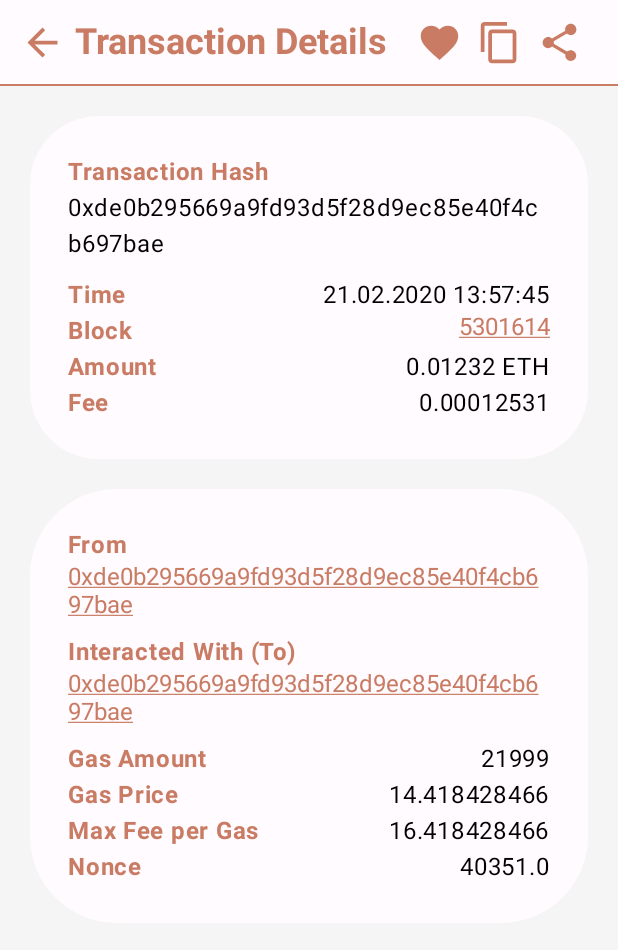
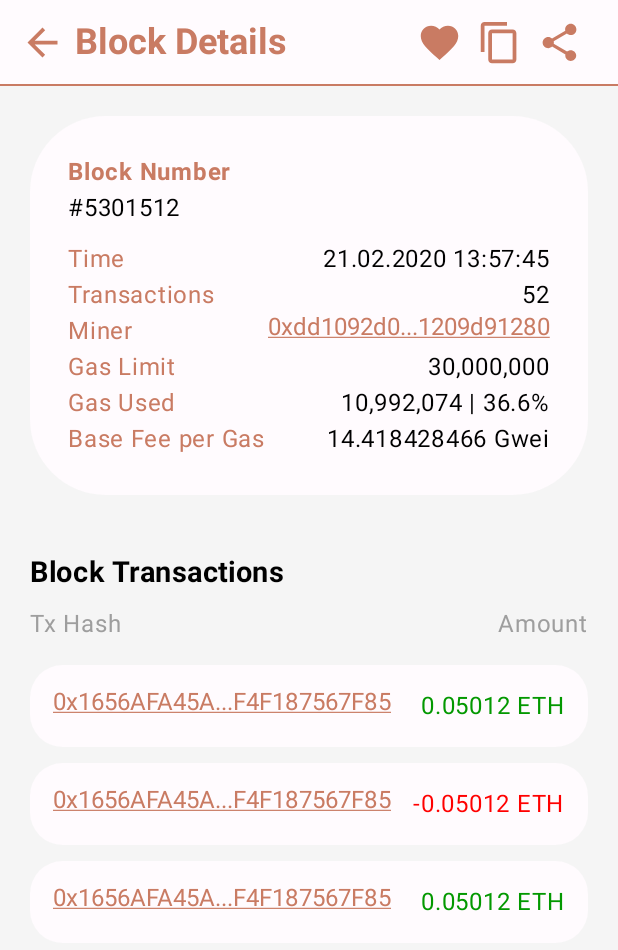
Before and after one commit to etasdemir/eth-inspector, an Android app built with Jetpack Compose: the screen it shows after launch (MainActivity), on a phone screen of 412 x 824 dp. Shown: the top 950 px of the screen. Run offline under Robolectric (Android 15) with nearby library versions, the phone set to English and light mode, and no system bars; our stand-ins replace Dagger/Hilt's generated code, Timber.

Commit message:
block detail screen added

```diff
--- a/app/src/main/java/com/etasdemir/ethinspector/MainActivity.kt
+++ b/app/src/main/java/com/etasdemir/ethinspector/MainActivity.kt
@@ -7,8 +7,8 @@ import androidx.compose.foundation.layout.fillMaxSize
 import androidx.compose.material3.MaterialTheme
 import androidx.compose.material3.Surface
 import androidx.compose.ui.Modifier
+import com.etasdemir.ethinspector.ui.block.BlockDetailScreen
 import com.etasdemir.ethinspector.ui.theme.EthInspectorTheme
-import com.etasdemir.ethinspector.ui.transaction.TransactionDetailScreen
 import dagger.hilt.android.AndroidEntryPoint
 
 @AndroidEntryPoint
@@ -27,7 +27,8 @@ class MainActivity : ComponentActivity() {
 //                    WalletScreen()
 //                    AccountScreen()
 //                    SavedItemScreen(type = SavedItemScreen.TRANSACTION)
-                    TransactionDetailScreen()
+//                    TransactionDetailScreen()
+                    BlockDetailScreen()
                 }
             }
         }
--- a/app/src/main/java/com/etasdemir/ethinspector/ui/account/AccountScreen.kt
+++ b/app/src/main/java/com/etasdemir/ethinspector/ui/account/AccountScreen.kt
@@ -11,6 +11,8 @@ import androidx.compose.ui.res.stringResource
 import androidx.compose.ui.tooling.preview.Preview
 import androidx.compose.ui.unit.dp
 import com.etasdemir.ethinspector.R
+import com.etasdemir.ethinspector.ui.account.component.AccountSettingsItem
+import com.etasdemir.ethinspector.ui.account.component.AccountSettingsItemState
 import com.etasdemir.ethinspector.ui.components.*
 
 enum class AccountItem {
--- a/app/src/main/java/com/etasdemir/ethinspector/ui/account/AccountSettingsItem.kt
+++ b/app/src/main/java/com/etasdemir/ethinspector/ui/account/component/AccountSettingsItem.kt
@@ -1,4 +1,4 @@
-package com.etasdemir.ethinspector.ui.account
+package com.etasdemir.ethinspector.ui.account.component
 
 import androidx.compose.foundation.clickable
 import androidx.compose.foundation.layout.*
--- a/app/src/main/java/com/etasdemir/ethinspector/ui/account/SavedTransactionItem.kt
+++ b/app/src/main/java/com/etasdemir/ethinspector/ui/account/component/SavedBlockItem.kt
@@ -1,4 +1,4 @@
-package com.etasdemir.ethinspector.ui.account
+package com.etasdemir.ethinspector.ui.account.component
 
 import androidx.compose.foundation.clickable
 import androidx.compose.foundation.layout.*
@@ -7,42 +7,27 @@ import androidx.compose.runtime.Composable
 import androidx.compose.runtime.remember
 import androidx.compose.ui.Alignment
 import androidx.compose.ui.Modifier
-import androidx.compose.ui.graphics.Color
 import androidx.compose.ui.res.stringResource
 import androidx.compose.ui.tooling.preview.Preview
 import androidx.compose.ui.unit.dp
 import androidx.compose.ui.unit.sp
 import com.etasdemir.ethinspector.R
 import com.etasdemir.ethinspector.ui.components.FeintText
-import com.etasdemir.ethinspector.ui.theme.Negative
-import com.etasdemir.ethinspector.ui.theme.Positive
 import com.etasdemir.ethinspector.utils.clip
-import com.etasdemir.ethinspector.utils.format
 
-data class SavedTransactionState(
-    val transactionHash: String,
-    val amount: Double,
-    val block: String,
+data class SavedBlockState(
+    val blockNumber: String,
+    val transactionCount: Int,
+    val minerAddress: String,
     val date: String,
     val time: String,
     val onItemClick: () -> Unit
 )
 
 @Composable
-fun SavedTransactionItem(state: SavedTransactionState) {
-    val clippedTxHash = remember {
-        state.transactionHash.clip(10)
-    }
-
-    val formattedNumber = remember { state.amount.format(5) }
-    val amountTextColor: Color?
-    val amountText: String?
-    if (state.amount >= 0) {
-        amountText = "+ $formattedNumber"
-        amountTextColor = Positive
-    } else {
-        amountText = "- $formattedNumber"
-        amountTextColor = Negative
+fun SavedBlockItem(state: SavedBlockState) {
+    val clippedMinerAdr = remember {
+        state.minerAddress.clip(6)
     }
 
     Column(modifier = Modifier
@@ -57,17 +42,15 @@ fun SavedTransactionItem(state: SavedTransactionState) {
             horizontalArrangement = Arrangement.SpaceBetween
         ) {
             Text(
-                text = clippedTxHash,
+                text = "#${state.blockNumber}",
                 color = MaterialTheme.colorScheme.tertiary,
-                fontSize = 18.sp
+                fontSize = 16.sp
             )
-            Text(
+            FeintText(
                 text = stringResource(
-                    id = R.string.eth_with_amount,
-                    amountText
-                ),
-                color = amountTextColor,
-                fontSize = 16.sp
+                    id = R.string.account_settings_tx_count,
+                    state.transactionCount
+                )
             )
         }
         Row(
@@ -78,11 +61,7 @@ fun SavedTransactionItem(state: SavedTransactionState) {
             verticalAlignment = Alignment.CenterVertically,
             horizontalArrangement = Arrangement.SpaceBetween
         ) {
-            Text(
-                text = stringResource(id = R.string.account_settings_block, state.block),
-                color = MaterialTheme.colorScheme.onBackground,
-                fontSize = 16.sp
-            )
+            FeintText(text = stringResource(id = R.string.account_settings_miner, clippedMinerAdr))
             Row(
                 verticalAlignment = Alignment.CenterVertically,
                 horizontalArrangement = Arrangement.spacedBy(10.dp)
@@ -99,15 +78,15 @@ fun SavedTransactionItem(state: SavedTransactionState) {
     }
 }
 
+@Preview
 @Composable
-@Preview
-fun SavedTransactionItemPreview() {
-    val state = SavedTransactionState(
+fun SavedBlockItemPreview() {
+    val state = SavedBlockState(
+        "2165403",
+        341,
         "0xde0b295669a9fd93d5f28d9ec85e40f4cb697bae",
-        0.03253677751,
-        "2165403",
         "2 Jan, 2018",
         "12:54:11"
     ) {}
-    SavedTransactionItem(state)
+    SavedBlockItem(state)
 }
--- a/app/src/main/java/com/etasdemir/ethinspector/ui/account/SavedBlockItem.kt
+++ b/app/src/main/java/com/etasdemir/ethinspector/ui/account/component/SavedTransactionItem.kt
@@ -1,4 +1,4 @@
-package com.etasdemir.ethinspector.ui.account
+package com.etasdemir.ethinspector.ui.account.component
 
 import androidx.compose.foundation.clickable
 import androidx.compose.foundation.layout.*
@@ -7,27 +7,42 @@ import androidx.compose.runtime.Composable
 import androidx.compose.runtime.remember
 import androidx.compose.ui.Alignment
 import androidx.compose.ui.Modifier
+import androidx.compose.ui.graphics.Color
 import androidx.compose.ui.res.stringResource
 import androidx.compose.ui.tooling.preview.Preview
 import androidx.compose.ui.unit.dp
 import androidx.compose.ui.unit.sp
 import com.etasdemir.ethinspector.R
 import com.etasdemir.ethinspector.ui.components.FeintText
+import com.etasdemir.ethinspector.ui.theme.Negative
+import com.etasdemir.ethinspector.ui.theme.Positive
 import com.etasdemir.ethinspector.utils.clip
+import com.etasdemir.ethinspector.utils.format
 
-data class SavedBlockState(
-    val blockNumber: String,
-    val transactionCount: Int,
-    val minerAddress: String,
+data class SavedTransactionState(
+    val transactionHash: String,
+    val amount: Double,
+    val block: String,
     val date: String,
     val time: String,
     val onItemClick: () -> Unit
 )
 
 @Composable
-fun SavedBlockItem(state: SavedBlockState) {
-    val clippedMinerAdr = remember {
-        state.minerAddress.clip(6)
+fun SavedTransactionItem(state: SavedTransactionState) {
+    val clippedTxHash = remember {
+        state.transactionHash.clip(10)
+    }
+
+    val formattedNumber = remember { state.amount.format(5) }
+    val amountTextColor: Color?
+    val amountText: String?
+    if (state.amount >= 0) {
+        amountText = "+ $formattedNumber"
+        amountTextColor = Positive
+    } else {
+        amountText = "- $formattedNumber"
+        amountTextColor = Negative
     }
 
     Column(modifier = Modifier
@@ -42,15 +57,17 @@ fun SavedBlockItem(state: SavedBlockState) {
             horizontalArrangement = Arrangement.SpaceBetween
         ) {
             Text(
-                text = "#${state.blockNumber}",
+                text = clippedTxHash,
                 color = MaterialTheme.colorScheme.tertiary,
+                fontSize = 18.sp
+            )
+            Text(
+                text = stringResource(
+                    id = R.string.eth_with_amount,
+                    amountText
+                ),
+                color = amountTextColor,
                 fontSize = 16.sp
-            )
-            FeintText(
-                text = stringResource(
-                    id = R.string.account_settings_tx_count,
-                    state.transactionCount
-                )
             )
         }
         Row(
@@ -61,7 +78,11 @@ fun SavedBlockItem(state: SavedBlockState) {
             verticalAlignment = Alignment.CenterVertically,
             horizontalArrangement = Arrangement.SpaceBetween
         ) {
-            FeintText(text = stringResource(id = R.string.account_settings_miner, clippedMinerAdr))
+            Text(
+                text = stringResource(id = R.string.account_settings_block, state.block),
+                color = MaterialTheme.colorScheme.onBackground,
+                fontSize = 16.sp
+            )
             Row(
                 verticalAlignment = Alignment.CenterVertically,
                 horizontalArrangement = Arrangement.spacedBy(10.dp)
@@ -78,15 +99,15 @@ fun SavedBlockItem(state: SavedBlockState) {
     }
 }
 
+@Composable
 @Preview
-@Composable
-fun SavedBlockItemPreview() {
-    val state = SavedBlockState(
+fun SavedTransactionItemPreview() {
+    val state = SavedTransactionState(
+        "0xde0b295669a9fd93d5f28d9ec85e40f4cb697bae",
+        0.03253677751,
         "2165403",
-        341,
-        "0xde0b295669a9fd93d5f28d9ec85e40f4cb697bae",
         "2 Jan, 2018",
         "12:54:11"
     ) {}
-    SavedBlockItem(state)
+    SavedTransactionItem(state)
 }
--- /dev/null
+++ b/app/src/main/java/com/etasdemir/ethinspector/ui/block/BlockDetailScreen.kt
@@ -0,0 +1,104 @@
+package com.etasdemir.ethinspector.ui.block
+
+import androidx.compose.foundation.*
+import androidx.compose.foundation.layout.*
+import androidx.compose.foundation.lazy.LazyColumn
+import androidx.compose.foundation.lazy.items
+import androidx.compose.material3.*
+import androidx.compose.runtime.Composable
+import androidx.compose.runtime.remember
+import androidx.compose.ui.Modifier
+import androidx.compose.ui.res.stringResource
+import androidx.compose.ui.text.font.FontWeight
+import androidx.compose.ui.tooling.preview.Preview
+import androidx.compose.ui.unit.dp
+import androidx.compose.ui.unit.sp
+import com.etasdemir.ethinspector.R
+import com.etasdemir.ethinspector.ui.block.components.*
+import com.etasdemir.ethinspector.ui.components.DetailTopBar
+import com.etasdemir.ethinspector.ui.components.DetailTopBarState
+import com.etasdemir.ethinspector.ui.theme.Feint
+
+@OptIn(ExperimentalMaterial3Api::class)
+@Composable
+@Preview
+fun BlockDetailScreen() {
+    val topBarTitle = stringResource(id = R.string.block_details)
+
+    // TODO Static data
+    val topBarState = remember {
+        DetailTopBarState(
+            topBarTitle,
+            true,
+            {},
+            "block number"
+        )
+    }
+    val infoState = BlockInfoCardState(
+        "5301512",
+        "21.02.2020 13:57:45",
+        52,
+        "0xdd1092d0921d8120909xe812091209d91280",
+        "30,000,000",
+        "10,992,074 | 36.6%",
+        "14.418428466"
+    )
+    val blockTransactions = listOf(
+        BlockTransactionItemState(
+            "0x1656AFA45AF5765F76F4F187567F85",
+            "0.05012035123"
+        ) {},
+        BlockTransactionItemState(
+            "0x1656AFA45AF5765F76F4F187567F85",
+            "-0.05012035123"
+        ) {},
+        BlockTransactionItemState(
+            "0x1656AFA45AF5765F76F4F187567F85",
+            "0.05012035123"
+        ) {}
+    )
+
+    Scaffold(topBar = { DetailTopBar(state = topBarState) }) {
+        LazyColumn(
+            modifier = Modifier
+                .padding(it)
+                .fillMaxSize()
+                .background(MaterialTheme.colorScheme.surface)
+                .padding(20.dp)
+        ) {
+            item(3) {
+                BlockInfoCard(infoState)
+                Text(
+                    modifier = Modifier.padding(top = 40.dp),
+                    text = stringResource(id = R.string.block_transactions),
+                    fontWeight = FontWeight.Bold,
+                    fontSize = 19.sp,
+                    color = MaterialTheme.colorScheme.onBackground
+                )
+                Row(
+                    modifier = Modifier
+                        .fillMaxWidth()
+                        .padding(vertical = 10.dp),
+                    horizontalArrangement = Arrangement.SpaceBetween
+                ) {
+                    Text(
+                        text = stringResource(id = R.string.tx_hash),
+                        fontSize = 16.sp,
+                        color = Feint
+                    )
+                    Text(
+                        text = stringResource(id = R.string.amount),
+                        fontSize = 16.sp,
+                        color = Feint
+                    )
+                }
+            }
+            items(blockTransactions) { transaction ->
+                BlockTransactionItem(
+                    modifier = Modifier.padding(vertical = 5.dp),
+                    state = transaction
+                )
+            }
+        }
+    }
+}
--- /dev/null
+++ b/app/src/main/java/com/etasdemir/ethinspector/ui/block/components/BlockInfoCard.kt
@@ -0,0 +1,83 @@
+package com.etasdemir.ethinspector.ui.block.components
+
+import androidx.compose.foundation.background
+import androidx.compose.foundation.layout.*
+import androidx.compose.foundation.shape.RoundedCornerShape
+import androidx.compose.material3.MaterialTheme
+import androidx.compose.runtime.Composable
+import androidx.compose.runtime.remember
+import androidx.compose.ui.Modifier
+import androidx.compose.ui.draw.clip
+import androidx.compose.ui.res.stringResource
+import androidx.compose.ui.tooling.preview.Preview
+import androidx.compose.ui.unit.dp
+import com.etasdemir.ethinspector.R
+import com.etasdemir.ethinspector.ui.components.*
+import com.etasdemir.ethinspector.utils.clip
+import timber.log.Timber
+
+data class BlockInfoCardState(
+    val blockNumber: String,
+    val time: String,
+    val transactionCount: Int,
+    val miner: String,
+    val gasLimit: String,
+    val gasUsed: String,
+    val baseFeePerGas: String,
+)
+
+@Composable
+fun BlockInfoCard(state: BlockInfoCardState) {
+    val onMinerAddressClick = remember {
+        { _: String ->
+            Timber.e("navigate to address screen with: ${state.miner}")
+        }
+    }
+
+    Column(
+        modifier = Modifier
+            .fillMaxWidth()
+            .clip(RoundedCornerShape(20))
+            .background(MaterialTheme.colorScheme.background)
+            .padding(25.dp)
+    ) {
+        CardColumnItem(
+            title = stringResource(id = R.string.block_number),
+            body = "#${state.blockNumber}"
+        )
+        CardRowItem(field = stringResource(id = R.string.time), value = state.time)
+        CardRowItem(
+            field = stringResource(id = R.string.transactions),
+            value = state.transactionCount.toString()
+        )
+        CardRowItem(
+            field = stringResource(id = R.string.miner),
+            rightContent = {
+                UnderlinedButton(
+                    text = state.miner.clip(10),
+                    onClick = onMinerAddressClick
+                )
+            })
+        CardRowItem(field = stringResource(id = R.string.gas_limit), value = state.gasLimit)
+        CardRowItem(field = stringResource(id = R.string.gas_used), value = state.gasUsed)
+        CardRowItem(
+            field = stringResource(id = R.string.base_fee_per_gas),
+            value = stringResource(id = R.string.gwei_with_amount, state.baseFeePerGas)
+        )
+    }
+}
+
+@Composable
+@Preview
+fun BlockInfoCardPreview() {
+    val state = BlockInfoCardState(
+        "5301512",
+        "21.02.2020 13:57:45",
+        52,
+        "0xdd1092d0921d8120909xe812091209d91280",
+        "30,000,000",
+        "10,992,074 | 36.6%",
+        "14.418428466"
+    )
+    BlockInfoCard(state)
+}
--- /dev/null
+++ b/app/src/main/java/com/etasdemir/ethinspector/ui/block/components/BlockTransactionItem.kt
@@ -0,0 +1,63 @@
+package com.etasdemir.ethinspector.ui.block.components
+
+import androidx.compose.foundation.background
+import androidx.compose.foundation.clickable
+import androidx.compose.foundation.layout.*
+import androidx.compose.foundation.shape.RoundedCornerShape
+import androidx.compose.material3.MaterialTheme
+import androidx.compose.material3.Text
+import androidx.compose.runtime.Composable
+import androidx.compose.ui.Modifier
+import androidx.compose.ui.draw.clip
+import androidx.compose.ui.res.stringResource
+import androidx.compose.ui.text.TextStyle
+import androidx.compose.ui.text.style.TextDecoration
+import androidx.compose.ui.tooling.preview.Preview
+import androidx.compose.ui.unit.dp
+import androidx.compose.ui.unit.sp
+import com.etasdemir.ethinspector.R
+import com.etasdemir.ethinspector.utils.*
+
+data class BlockTransactionItemState(
+    val address: String,
+    val amount: String,
+    val onClick: (String) -> Unit
+)
+
+@Composable
+fun BlockTransactionItem(modifier: Modifier = Modifier, state: BlockTransactionItemState) {
+    val amount = state.amount.format(digits = 5)
+
+    Row(
+        modifier = modifier
+            .fillMaxWidth()
+            .clip(RoundedCornerShape(40))
+            .background(MaterialTheme.colorScheme.background)
+            .clickable { state.onClick(state.address) }
+            .padding(15.dp),
+        horizontalArrangement = Arrangement.SpaceBetween
+    ) {
+        Text(
+            text = state.address.clip(12),
+            color = MaterialTheme.colorScheme.tertiary,
+            style = TextStyle(
+                textDecoration = TextDecoration.Underline
+            ),
+            fontSize = 16.sp
+        )
+        Text(
+            text = stringResource(id = R.string.eth_with_amount, amount),
+            color = amountColor(amount.toDouble())
+        )
+    }
+}
+
+@Composable
+@Preview
+fun BlockTransactionItemPreview() {
+    val state = BlockTransactionItemState(
+        "0x1656AFA45AF5765F76F4F187567F85",
+        "0.05012035123"
+    ) {}
+    BlockTransactionItem(state = state)
+}
--- a/app/src/main/java/com/etasdemir/ethinspector/ui/wallet/SavedItemScreen.kt
+++ b/app/src/main/java/com/etasdemir/ethinspector/ui/wallet/SavedItemScreen.kt
@@ -13,6 +13,7 @@ import androidx.compose.ui.unit.dp
 import androidx.compose.ui.unit.sp
 import com.etasdemir.ethinspector.R
 import com.etasdemir.ethinspector.ui.account.*
+import com.etasdemir.ethinspector.ui.account.component.*
 import com.etasdemir.ethinspector.ui.components.BackButton
 import com.etasdemir.ethinspector.ui.components.SimpleTopBar
 import com.etasdemir.ethinspector.ui.theme.Feint
--- a/app/src/main/java/com/etasdemir/ethinspector/utils/Utils.kt
+++ b/app/src/main/java/com/etasdemir/ethinspector/utils/Utils.kt
@@ -1,5 +1,7 @@
 package com.etasdemir.ethinspector.utils
 
+import com.etasdemir.ethinspector.ui.theme.Negative
+import com.etasdemir.ethinspector.ui.theme.Positive
 import java.text.DecimalFormat
 
 fun Double.format(digits: Int): Double {
@@ -11,6 +13,22 @@ fun Double.format(digits: Int): Double {
     return df.format(this).toDouble()
 }
 
+fun String.format(digits: Int): String {
+    val delimiter = "."
+    val parts = this.split(delimiter)
+    val lastPart = parts.last().toCharArray()
+    val formattedString = StringBuilder("")
+    for (i in 0 until parts.size - 1) {
+        formattedString.append(parts[i] + delimiter)
+    }
+    for (i in lastPart.indices) {
+        if (i < digits) {
+            formattedString.append(lastPart[i])
+        }
+    }
+    return formattedString.toString()
+}
+
 fun String.clip(digits: Int): String {
     return if (digits >= (this.length / 2)) {
         this
@@ -18,3 +36,5 @@ fun String.clip(digits: Int): String {
         this.take(digits) + "..." + this.takeLast(digits)
     }
 }
+
+fun amountColor(amount: Double) = if (amount >= 0) Positive else Negative
--- a/app/src/main/res/values/strings.xml
+++ b/app/src/main/res/values/strings.xml
@@ -4,6 +4,7 @@
     <string name="ethereum">Ethereum</string>
     <string name="usd_with_amount">\$%1$s USD</string>
     <string name="eth_with_amount">%1$s ETH</string>
+    <string name="gwei_with_amount">%1$s Gwei</string>
     <string name="coin_circulation">Circulation</string>
     <string name="coin_market_cap">Market Cap</string>
     <string name="coin_dominance">Dominance</string>
@@ -63,5 +64,15 @@
     <string name="transaction_type">Transaction Type</string>
     <string name="nonce">Nonce</string>
 
+    <string name="block_details">Block Details</string>
+    <string name="block_number">Block Number</string>
+    <string name="miner">Miner</string>
+    <string name="gas_limit">Gas Limit</string>
+    <string name="gas_used">Gas Used</string>
+    <string name="base_fee_per_gas">Base Fee per Gas</string>
+    <string name="block_transactions">Block Transactions</string>
+    <string name="tx_hash">Tx Hash</string>
+
+
 
 </resources>
```
